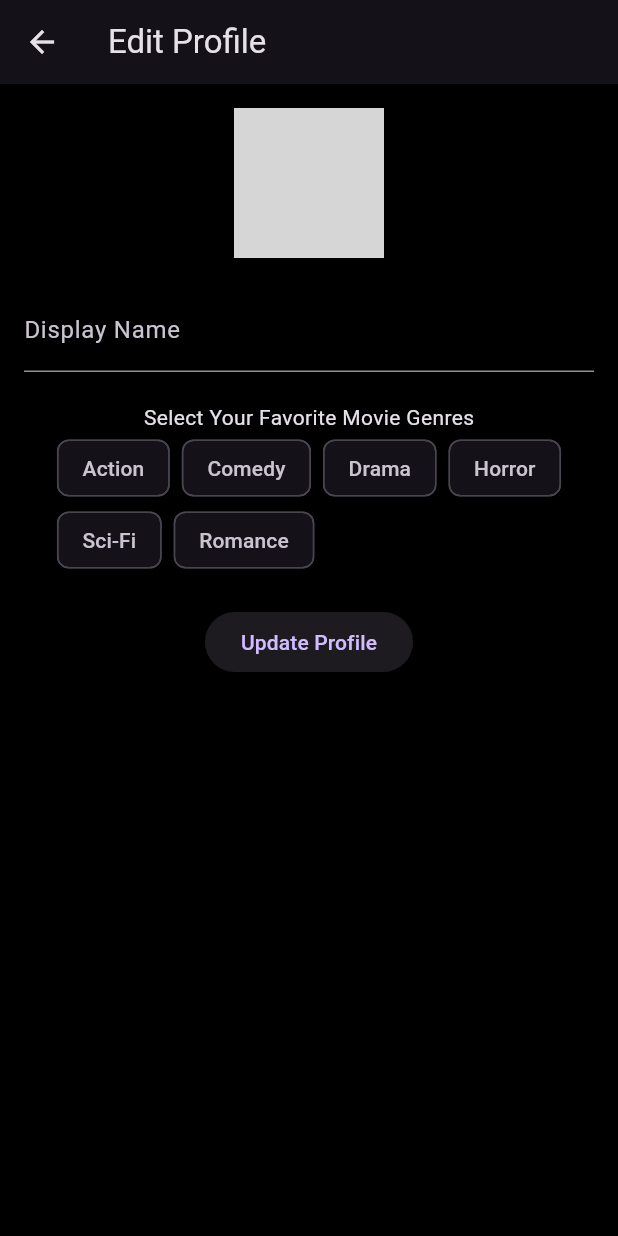
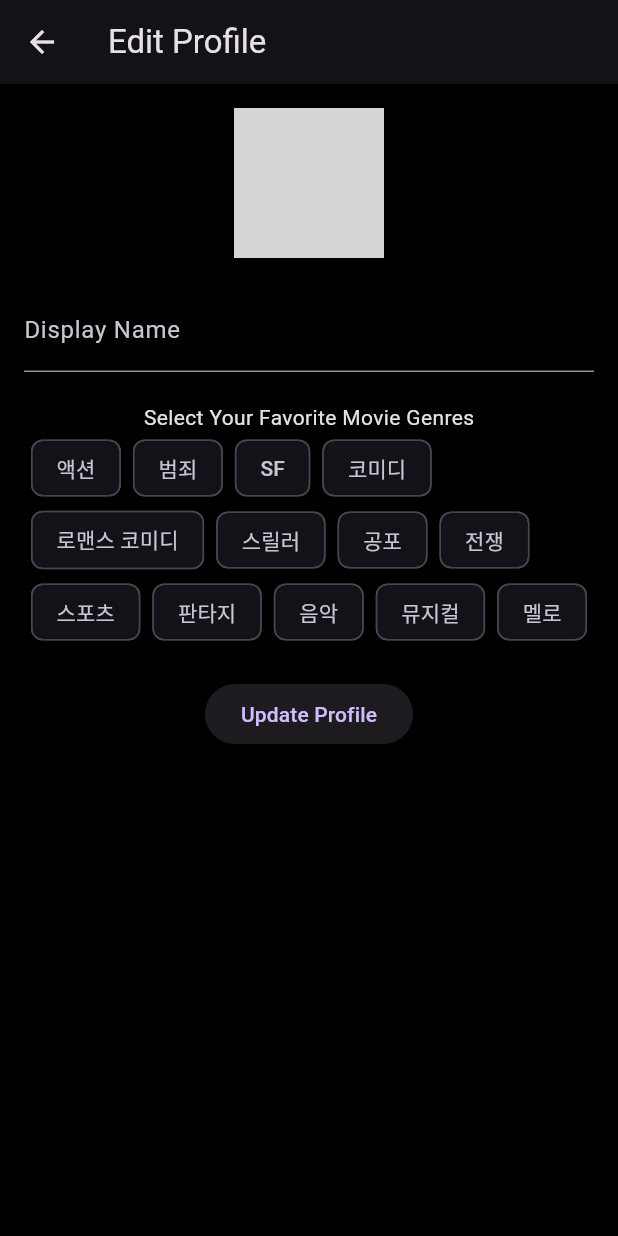
Before and after one commit to shinjhwa/Afterscene, a Flutter app: the EditProfileScreen screen opened directly, on a phone screen of 412 x 824 dp. Run offline on Flutter 3.47's test engine with Material 3 defaults, Android fonts, the phone set to English and light mode, and no system bars; our stand-ins replace cloud_firestore, firebase_auth, firebase_core, firebase_storage, flutter_rating_bar, image_picker and 1 more; accounts and stored records are empty; network calls fail; grey boxes are pictures that could not be loaded.

Commit message:
genre add

```diff
--- a/lib/screens/edit_profile_screen.dart
+++ b/lib/screens/edit_profile_screen.dart
@@ -12,7 +12,7 @@ class EditProfileScreen extends StatefulWidget {
 
 class _EditProfileScreenState extends State<EditProfileScreen> {
   final TextEditingController nameController = TextEditingController(); // 이름 입력 컨트롤러
-  List<String> genres = ['Action', 'Comedy', 'Drama', 'Horror', 'Sci-Fi', 'Romance']; // 영화 장르 목록
+  List<String> genres = ['액션', '범죄', 'SF', '코미디', '로맨스 코미디', '스릴러', '공포', '전쟁', '스포츠', '판타지', '음악', '뮤지컬', '멜로']; // 영화 장르 목록
   List<String> selectedGenres = []; // 선택된 장르
   File? _profileImage; // 프로필 이미지 파일
   String? currentProfileImageUrl; // 현재 프로필 이미지 URL
```
